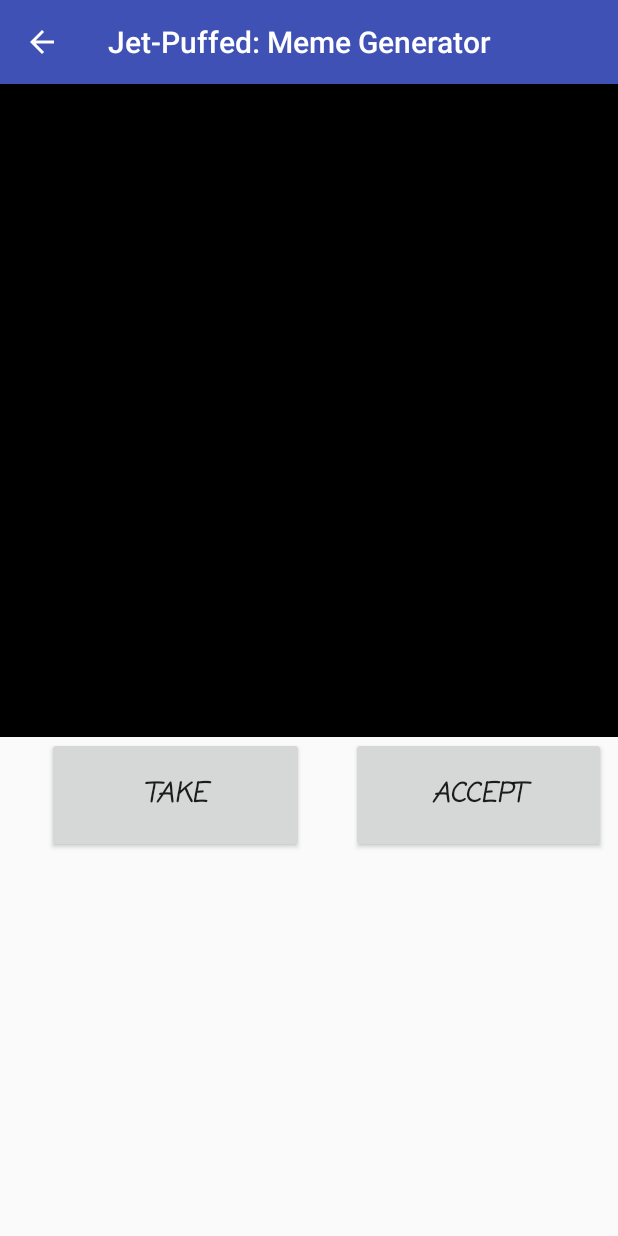
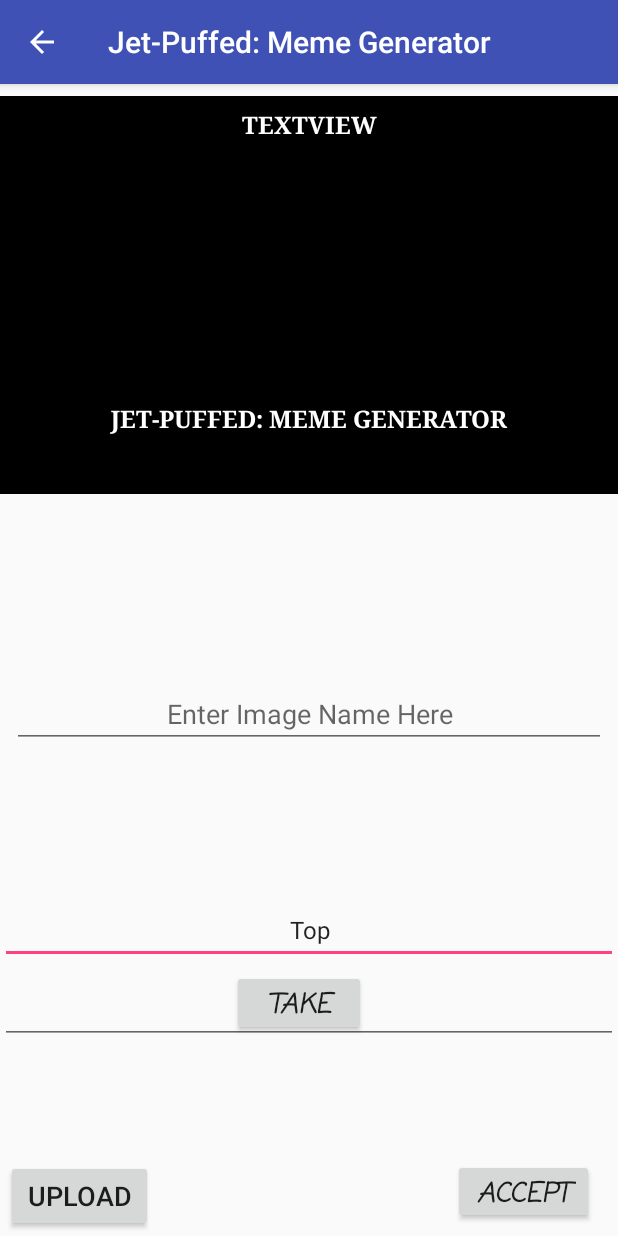
Before and after one commit to Dcb426/memeGen, an Android app: the pickingImage screen opened directly, with no data from a screen before it, on a phone screen of 412 x 824 dp. Run offline under Robolectric (Android 15) with nearby library versions, the phone set to English and light mode, and no system bars.

Commit message:
New Interface

```diff
--- a/app/src/main/java/cs316/project_1/memegen/upload_photos.java
+++ b/app/src/main/java/cs316/project_1/memegen/upload_photos.java
@@ -5,10 +5,10 @@
 import android.content.Intent;
 import android.graphics.Bitmap;
 import android.net.Uri;
+import android.os.Bundle;
 import android.provider.MediaStore;
 import android.support.annotation.NonNull;
 import android.support.v7.app.AppCompatActivity;
-import android.os.Bundle;
 import android.view.View;
 import android.webkit.MimeTypeMap;
 import android.widget.Button;
@@ -76,9 +76,13 @@
 
         // Assign ID'S to image view.
         SelectImage = (ImageView)findViewById(R.id.ShowImageView);
+        Intent intent = getIntent();
+        Bitmap bitmap = (Bitmap) intent.getParcelableExtra("BitmapImage");
+        SelectImage.setImageBitmap(bitmap);
 
         // Assigning Id to ProgressDialog.
         progressDialog = new ProgressDialog(upload_photos.this);
+
 
         // Adding click listener to Choose image button.
         ChooseButton.setOnClickListener(new View.OnClickListener() {
@@ -95,6 +99,7 @@
 
             }
         });
+
 
 
         // Adding click listener to Upload image button.
--- a/app/src/main/res/layout/photo_capture.xml
+++ b/app/src/main/res/layout/photo_capture.xml
@@ -1,18 +1,20 @@
 <?xml version="1.0" encoding="utf-8"?>
 <android.support.constraint.ConstraintLayout xmlns:android="http://schemas.android.com/apk/res/android"
     xmlns:app="http://schemas.android.com/apk/res-auto"
-    xmlns:tools="http://schemas.android.com/tools"
     android:layout_width="match_parent"
     android:layout_height="match_parent">
 
     <ImageView
         android:id="@+id/result"
         android:layout_width="0dp"
-        android:layout_height="435dp"
+        android:layout_height="265dp"
+        android:layout_marginBottom="8dp"
+        android:layout_marginTop="8dp"
+        android:adjustViewBounds="false"
         android:contentDescription="@string/todo"
-        android:orientation="horizontal"
-        app:layout_constraintBottom_toBottomOf="parent"
-        app:layout_constraintHorizontal_bias="0.506"
+        android:orientation="vertical"
+        app:layout_constraintBottom_toTopOf="@+id/editText2"
+        app:layout_constraintHorizontal_bias="0.0"
         app:layout_constraintLeft_toLeftOf="parent"
         app:layout_constraintRight_toRightOf="parent"
         app:layout_constraintTop_toTopOf="parent"
@@ -21,10 +23,12 @@
 
     <Button
         android:id="@+id/retake"
-        android:layout_width="171dp"
-        android:layout_height="77dp"
+        android:layout_width="89dp"
+        android:layout_height="44dp"
+        android:layout_marginBottom="8dp"
         android:layout_marginEnd="8dp"
         android:layout_marginStart="8dp"
+        android:layout_marginTop="192dp"
         android:fontFamily="casual"
         android:onClick="onClick"
         android:text="@string/take"
@@ -33,15 +37,18 @@
         android:textStyle="bold|italic"
         app:layout_constraintBottom_toBottomOf="parent"
         app:layout_constraintEnd_toStartOf="@+id/accept"
-        app:layout_constraintStart_toStartOf="parent"
-        app:layout_constraintTop_toBottomOf="@+id/result"
-        app:layout_constraintVertical_bias="0.0" />
+        app:layout_constraintHorizontal_bias="0.472"
+        app:layout_constraintRight_toRightOf="parent"
+        app:layout_constraintStart_toEndOf="@+id/ButtonUploadImage"
+        app:layout_constraintTop_toBottomOf="@+id/result" />
 
     <Button
         android:id="@+id/accept"
-        android:layout_width="170dp"
-        android:layout_height="77dp"
-        android:layout_marginEnd="8dp"
+        android:layout_width="94dp"
+        android:layout_height="43dp"
+        android:layout_marginBottom="8dp"
+        android:layout_marginEnd="16dp"
+        android:layout_marginRight="16dp"
         android:fontFamily="casual"
         android:lineSpacingExtra="8sp"
         android:text="@string/accept"
@@ -50,6 +57,106 @@
         android:textStyle="bold|italic"
         app:layout_constraintBottom_toBottomOf="parent"
         app:layout_constraintEnd_toEndOf="parent"
+        app:layout_constraintRight_toRightOf="parent"
         app:layout_constraintTop_toBottomOf="@+id/result"
-        app:layout_constraintVertical_bias="0.0" />
+        app:layout_constraintVertical_bias="1.0" />
+
+    <EditText
+        android:id="@+id/editText"
+        android:layout_width="0dp"
+        android:layout_height="45dp"
+        android:layout_marginBottom="8dp"
+        android:layout_marginTop="8dp"
+        android:ems="10"
+        android:inputType="textPersonName"
+        android:text="@string/top"
+        android:textAlignment="center"
+        android:textSize="16sp"
+        app:layout_constraintBottom_toTopOf="@+id/editText2"
+        app:layout_constraintHorizontal_bias="0.0"
+        app:layout_constraintLeft_toLeftOf="parent"
+        app:layout_constraintRight_toRightOf="parent"
+        app:layout_constraintTop_toBottomOf="@+id/bottom"
+        app:layout_constraintVertical_bias="1.0" />
+
+    <EditText
+        android:id="@+id/editText2"
+        android:layout_width="0dp"
+        android:layout_height="45dp"
+        android:layout_marginBottom="128dp"
+        android:ems="10"
+        android:inputType="textPersonName"
+        android:text="@string/bottom"
+        android:textAlignment="center"
+        android:textSize="16sp"
+        app:layout_constraintBottom_toBottomOf="parent"
+        app:layout_constraintHorizontal_bias="0.0"
+        app:layout_constraintLeft_toLeftOf="parent"
+        app:layout_constraintRight_toRightOf="parent" />
+
+    <TextView
+        android:id="@+id/bottom"
+        android:layout_width="0dp"
+        android:layout_height="53dp"
+        android:layout_marginBottom="8dp"
+        android:fontFamily="serif"
+        android:text="@string/app_name"
+        android:textAlignment="center"
+        android:textAllCaps="true"
+        android:textColor="@color/common_google_signin_btn_text_dark_default"
+        android:textSize="16sp"
+        android:textStyle="bold"
+        app:layout_constraintBottom_toBottomOf="@+id/result"
+        app:layout_constraintHorizontal_bias="1.0"
+        app:layout_constraintLeft_toLeftOf="parent"
+        app:layout_constraintRight_toRightOf="parent" />
+
+    <TextView
+        android:id="@+id/top"
+        android:layout_width="0dp"
+        android:layout_height="53dp"
+        android:layout_marginTop="8dp"
+        android:fontFamily="serif"
+        android:text="@string/textview"
+        android:textAlignment="center"
+        android:textAllCaps="true"
+        android:textAppearance="@style/TextAppearance.AppCompat"
+        android:textColor="@color/common_google_signin_btn_text_dark_default"
+        android:textSize="16sp"
+        android:textStyle="bold"
+        app:layout_constraintLeft_toLeftOf="parent"
+        app:layout_constraintRight_toRightOf="parent"
+        app:layout_constraintTop_toTopOf="@+id/result" />
+
+    <Button
+        android:id="@+id/ButtonUploadImage"
+        android:layout_width="98dp"
+        android:layout_height="wrap_content"
+        android:layout_below="@+id/ImageNameEditText"
+        android:layout_marginLeft="4dp"
+        android:layout_marginTop="8dp"
+        android:text="Upload"
+        android:textSize="18sp"
+        app:layout_constraintBottom_toBottomOf="parent"
+        app:layout_constraintLeft_toLeftOf="parent"
+        app:layout_constraintTop_toBottomOf="@+id/bottom"
+        app:layout_constraintVertical_bias="0.994" />
+
+    <EditText
+        android:id="@+id/imageNameEditText"
+        android:layout_width="fill_parent"
+        android:layout_height="wrap_content"
+        android:layout_below="@+id/ButtonChooseImage"
+        android:layout_marginEnd="8dp"
+        android:layout_marginStart="8dp"
+        android:layout_marginTop="132dp"
+        android:gravity="center"
+        android:hint="Enter Image Name Here"
+        app:layout_constraintEnd_toEndOf="parent"
+        app:layout_constraintHorizontal_bias="0.0"
+        app:layout_constraintLeft_toLeftOf="parent"
+        app:layout_constraintRight_toRightOf="parent"
+        app:layout_constraintStart_toStartOf="parent"
+        app:layout_constraintTop_toBottomOf="@+id/bottom" />
+
 </android.support.constraint.ConstraintLayout>
```
